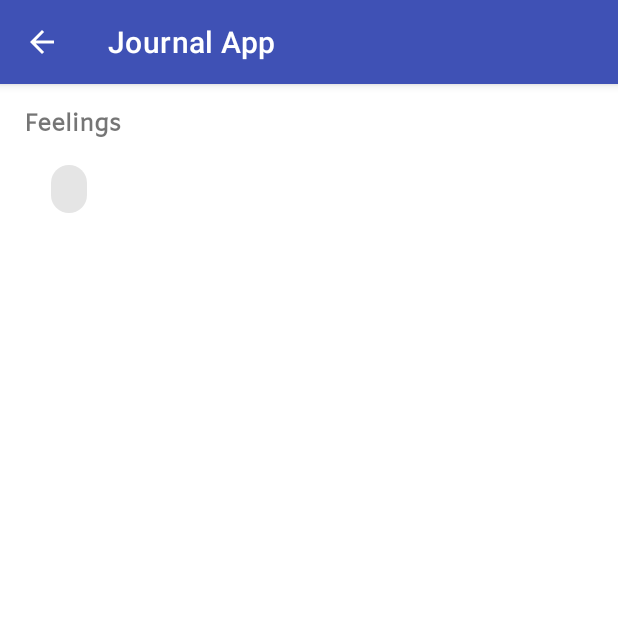
After one commit to JobGetabu/Journal-App, an Android app: the AddItemActivity screen opened directly, with no data from a screen before it, on a phone screen of 412 x 824 dp, the top half of it. The commit adds this screen. Run offline under Robolectric (Android 15) with nearby library versions, the phone set to English and light mode, and no system bars.

Commit message:
designed single item entry

```diff
--- /dev/null
+++ b/app/src/main/java/com/job/jounalapp/ui/AddItemActivity.java
@@ -0,0 +1,15 @@
+package com.job.jounalapp.ui;
+
+import android.os.Bundle;
+import android.support.v7.app.AppCompatActivity;
+
+import com.job.jounalapp.R;
+
+public class AddItemActivity extends AppCompatActivity {
+
+    @Override
+    protected void onCreate(Bundle savedInstanceState) {
+        super.onCreate(savedInstanceState);
+        setContentView(R.layout.activity_add_item);
+    }
+}
--- /dev/null
+++ b/app/src/main/res/layout/activity_add_item.xml
@@ -0,0 +1,44 @@
+<?xml version="1.0" encoding="utf-8"?>
+<android.support.constraint.ConstraintLayout xmlns:android="http://schemas.android.com/apk/res/android"
+    xmlns:app="http://schemas.android.com/apk/res-auto"
+    xmlns:tools="http://schemas.android.com/tools"
+    android:layout_width="match_parent"
+    android:layout_height="match_parent"
+    tools:context=".ui.AddItemActivity">
+
+    <TextView
+        android:id="@+id/textView"
+        android:layout_width="0dp"
+        android:layout_height="wrap_content"
+        android:layout_marginEnd="16dp"
+        android:layout_marginStart="16dp"
+        android:layout_marginTop="16dp"
+        android:fontFamily="@font/amiko"
+        android:text="Feelings"
+        android:textSize="16sp"
+        android:textStyle="bold"
+        app:layout_constraintEnd_toEndOf="parent"
+        app:layout_constraintHorizontal_bias="1.0"
+        app:layout_constraintStart_toStartOf="parent"
+        app:layout_constraintTop_toTopOf="parent" />
+
+    <android.support.design.chip.ChipGroup
+        android:layout_width="368dp"
+        android:layout_height="wrap_content"
+        android:layout_marginEnd="16dp"
+        android:layout_marginStart="16dp"
+        android:layout_marginTop="8dp"
+        app:layout_constraintEnd_toEndOf="parent"
+        app:layout_constraintStart_toStartOf="parent"
+        app:layout_constraintTop_toBottomOf="@+id/textView">
+
+
+        <android.support.design.chip.Chip
+            android:layout_width="wrap_content"
+            android:layout_height="wrap_content"
+
+            />
+    </android.support.design.chip.ChipGroup>
+
+
+</android.support.constraint.ConstraintLayout>
--- a/app/src/main/res/values/colors.xml
+++ b/app/src/main/res/values/colors.xml
@@ -3,6 +3,11 @@
     <color name="colorPrimary">#3F51B5</color>
     <color name="colorPrimaryDark">#303F9F</color>
     <color name="colorAccent">#FF4081</color>
+
+    <color name="colorPrimaryLight">#b4920662</color>
+    <color name="colorSecondaryDark">#b44b0747</color>
+    <color name="colorSecondaryLight">#964b0747</color>
+    <color name="scrimBackground">#b4f9ab60</color>
 
     <color name="bottomtab_item_resting">#66000000</color>
     <color name="bottomtab_item_disabled">#46000000</color>
--- a/app/src/main/res/values/styles.xml
+++ b/app/src/main/res/values/styles.xml
@@ -1,11 +1,20 @@
 <resources>
 
     <!-- Base application theme. -->
-    <style name="AppTheme" parent="Theme.AppCompat.Light.DarkActionBar">
+    <style name="AppTheme" parent="Theme.MaterialComponents.Light.DarkActionBar">
         <!-- Customize your theme here. -->
         <item name="colorPrimary">@color/colorPrimary</item>
         <item name="colorPrimaryDark">@color/colorPrimaryDark</item>
         <item name="colorAccent">@color/colorAccent</item>
+
+
+        <!-- New MaterialComponents attributes. -->
+        <item name="colorPrimaryLight">@color/colorPrimaryLight</item>
+        <item name="colorSecondary">@color/colorSecondaryDark</item>
+        <item name="colorSecondaryLight">@color/colorPrimaryLight</item>
+        <item name="colorSecondaryDark">@color/colorSecondaryDark</item>
+        <item name="scrimBackground">@color/scrimBackground</item>
     </style>
 
+
 </resources>
```
Also changed, not shown: app/build.gradle (+8 -5 lines), app/src/main/AndroidManifest.xml (+7 -1 lines), app/src/main/java/com/job/jounalapp/JournalApp.java (added, +18 -0 lines), app/src/main/res/drawable/bg_btn.xml (added, +7 -0 lines), app/src/main/res/drawable/ic_add.xml (added, +9 -0 lines), app/src/main/res/layout/fragment_home.xml (+11 -7 lines), app/src/main/res/layout/fragment_profile.xml (+54 -6 lines), app/src/main/res/layout/single_dairy_item.xml (added, +115 -0 lines), app/src/main/res/drawable/avatar_placeholder.webp (added), app/src/main/res/font/amiko.ttf (added).
